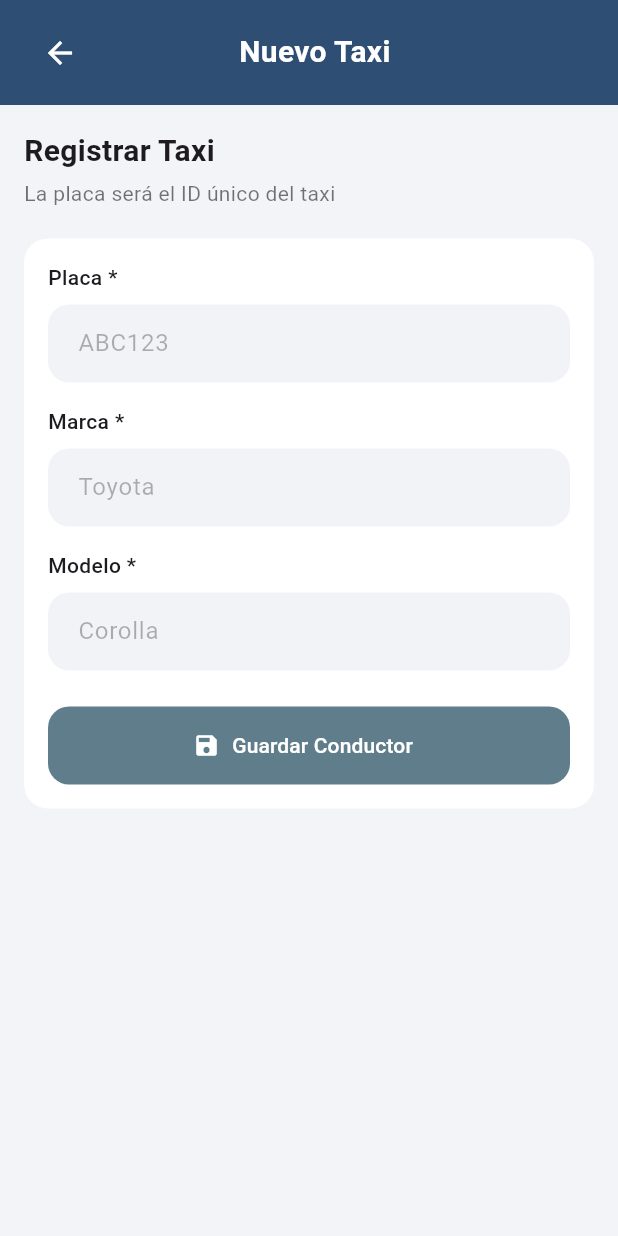
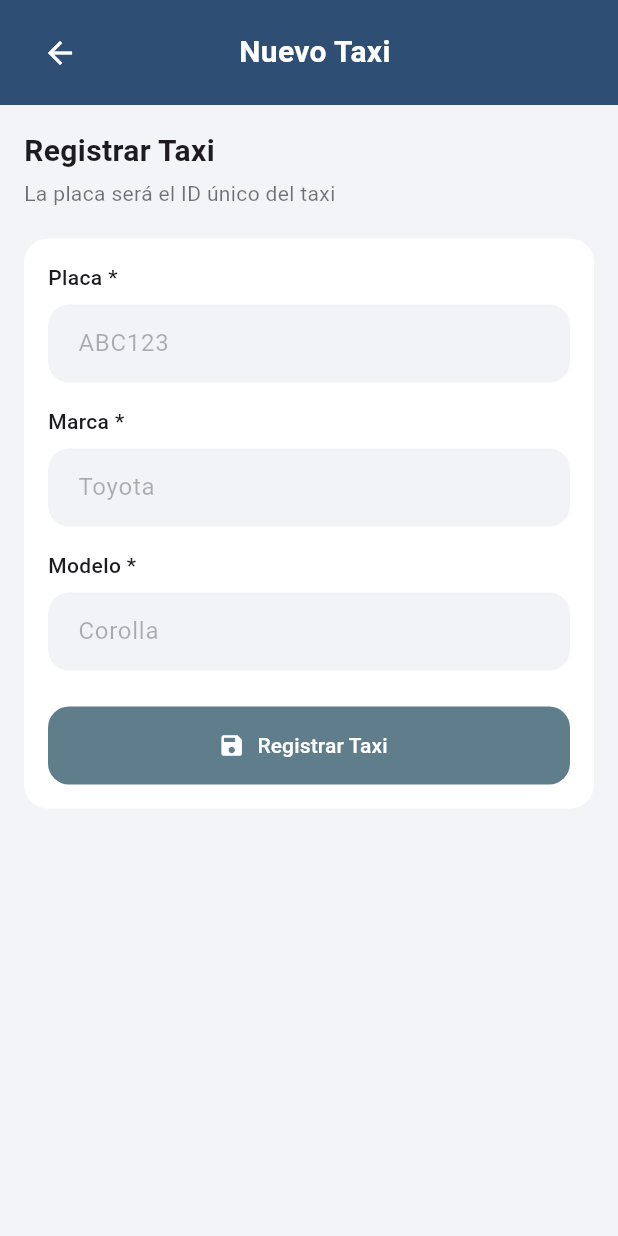
Before and after one commit to RaulCM-27/app-flutter-taxi, a Flutter app: the RegisterTaxiScreen screen opened directly, on a phone screen of 412 x 824 dp. Run offline on Flutter 3.47's test engine with Material 3 defaults, Android fonts, the light colour scheme and no system bars; our stand-ins replace qr_flutter, screenshot, share_plus, shared_preferences; missing offline and left inert: saver_gallery; accounts and stored records are empty; network calls fail.

Commit message:
Modificacion widgets

```diff
--- a/lib/screens/register_driver_screen.dart
+++ b/lib/screens/register_driver_screen.dart
@@ -249,6 +249,7 @@ class _RegisterDriverScreenState extends State<RegisterDriverScreen> {
                           SaveButton(
                             loading: loading,
                             onPressed: registrarConductor,
+                            text: "Registrar Conductor",
                           ),
                         ],
                       ),
--- a/lib/screens/register_taxi_screen.dart
+++ b/lib/screens/register_taxi_screen.dart
@@ -131,6 +131,7 @@ class _RegisterTaxiScreenState extends State<RegisterTaxiScreen> {
                           SaveButton(
                             loading: loading,
                             onPressed: registrarTaxi,
+                            text: "Registrar Taxi",
                           ),
                         ],
                       ),
--- a/lib/widgets/menu_grid.dart
+++ b/lib/widgets/menu_grid.dart
@@ -46,8 +46,6 @@ class MenuGrid extends StatelessWidget {
             label: 'Nuevo Conductor',
             onTap: () => _navigateToRegisterDriver(context),
           ),
-          MenuCard(icon: Icons.swap_horiz, label: 'Asignar Turno'),
-          MenuCard(icon: Icons.description, label: 'Reportes'),
         ],
       ),
     );
--- a/lib/widgets/recent_activity.dart
+++ b/lib/widgets/recent_activity.dart
@@ -17,7 +17,7 @@ class RecentActivity extends StatelessWidget {
             mainAxisAlignment: MainAxisAlignment.spaceBetween,
             children: const [
               Text(
-                'Ultima Actividad',
+                'Cola de Espera',
                 style: TextStyle(fontWeight: FontWeight.bold, fontSize: 16),
               ),
               Text('Ver todo', style: TextStyle(color: Colors.blue)),
--- a/lib/widgets/save_button.dart
+++ b/lib/widgets/save_button.dart
@@ -1,11 +1,16 @@
-/// Used in: register_driver_screen.dart
 import 'package:flutter/material.dart';
 
 class SaveButton extends StatelessWidget {
   final bool loading;
   final VoidCallback onPressed;
+  final String text;
 
-  const SaveButton({super.key, required this.loading, required this.onPressed});
+  const SaveButton({
+    super.key,
+    required this.loading,
+    required this.onPressed,
+    required this.text,
+  });
 
   @override
   Widget build(BuildContext context) {
@@ -17,7 +22,7 @@ class SaveButton extends StatelessWidget {
           : ElevatedButton.icon(
               onPressed: onPressed,
               icon: const Icon(Icons.save),
-              label: const Text("Guardar Conductor"),
+              label: Text(text),
               style: ElevatedButton.styleFrom(
                 backgroundColor: Colors.blueGrey,
                 foregroundColor: Colors.white,
```
Also changed, not shown: lib/main.dart (+10 -3 lines).
